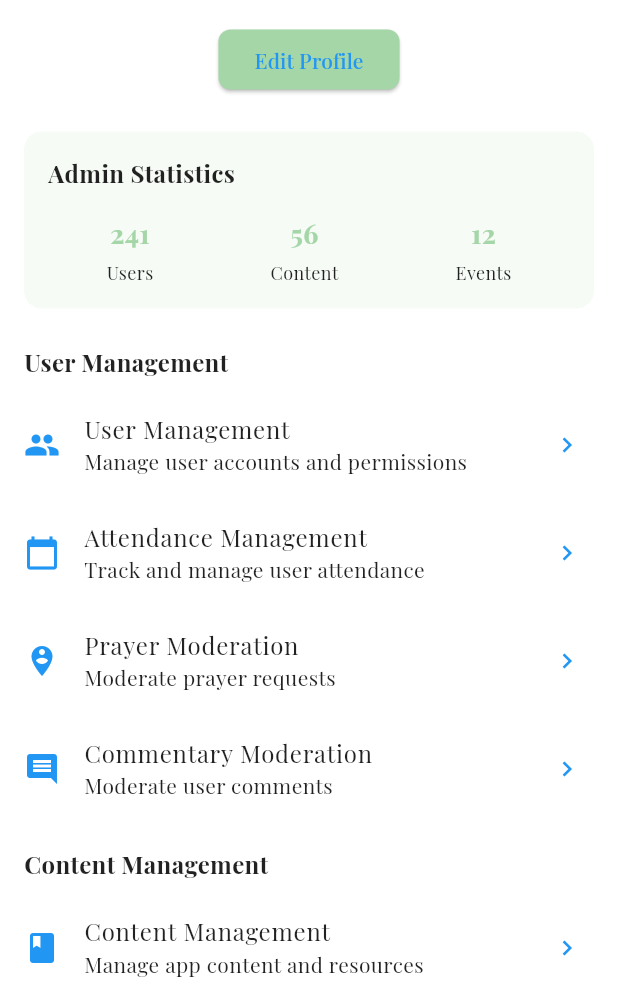
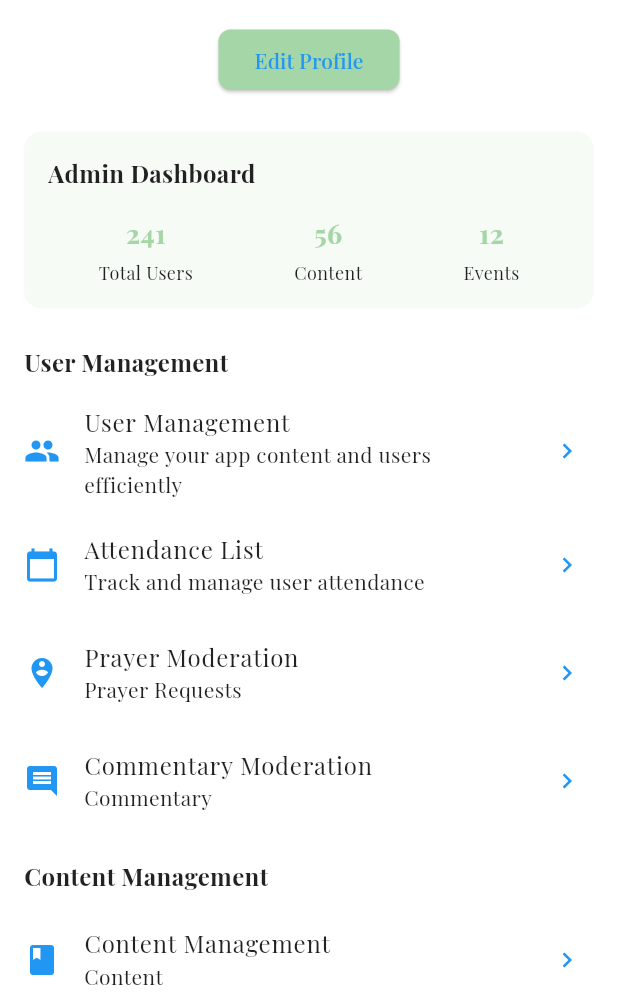
Before and after one commit to josi-web/AmenApp, a Flutter app: the AdminProfileContent screen opened directly, on a phone screen of 412 x 824 dp, the part 242-1236 px from its top. Run offline on Flutter 3.47's test engine with Material 3 defaults, Android fonts, the phone set to English and light mode, and no system bars; our stand-ins replace animate_do, fl_chart, google_fonts, shared_preferences; accounts and stored records are empty.

Commit message:
feat: Enhance localization support across Admin screens for improved user experience

```diff
--- a/amen_app/lib/features/admin/screens/admin_panel.dart
+++ b/amen_app/lib/features/admin/screens/admin_panel.dart
@@ -10,6 +10,7 @@ import 'package:amen_app/features/admin/screens/app_settings.dart';
 import 'package:amen_app/features/admin/screens/analytics_dashboard.dart';
 import 'package:amen_app/features/admin/widgets/admin_drawer.dart';
 import 'package:amen_app/features/admin/screens/admin_home_screen.dart';
+import 'package:amen_app/core/localization/app_localizations.dart';
 
 class AdminPanel extends StatefulWidget {
   const AdminPanel({Key? key}) : super(key: key);
@@ -35,9 +36,11 @@ class _AdminPanelState extends State<AdminPanel> {
 
   @override
   Widget build(BuildContext context) {
+    final localizations = AppLocalizations.of(context);
+
     return Scaffold(
       appBar: AppBar(
-        title: const Text('Admin Panel'),
+        title: Text(localizations.adminDashboard),
         backgroundColor: Theme.of(context).primaryColor,
       ),
       drawer: AdminDrawer(
--- a/amen_app/lib/features/admin/screens/admin_profile_screen.dart
+++ b/amen_app/lib/features/admin/screens/admin_profile_screen.dart
@@ -2,6 +2,7 @@ import 'package:flutter/material.dart';
 import 'package:provider/provider.dart';
 import '../../../shared/services/auth_service.dart';
 import '../../../shared/services/theme_service.dart';
+import '../../../core/localization/app_localizations.dart';
 import 'user_management.dart';
 import 'content_management.dart';
 import 'event_management.dart';
@@ -30,6 +31,7 @@ class AdminProfileContent extends StatelessWidget {
   @override
   Widget build(BuildContext context) {
     final themeService = Provider.of<ThemeService>(context);
+    final localizations = AppLocalizations.of(context);
 
     return Scaffold(
       appBar: isTab
@@ -45,7 +47,7 @@ class AdminProfileContent extends StatelessWidget {
                   }
                 },
               ),
-              title: const Text('Admin Profile'),
+              title: Text(localizations.profile),
               actions: [
                 IconButton(
                   icon: const Icon(Icons.settings),
@@ -73,7 +75,7 @@ class AdminProfileContent extends StatelessWidget {
                           children: [
                             ListTile(
                               leading: const Icon(Icons.camera_alt),
-                              title: const Text('Take Photo'),
+                              title: Text(localizations.takePhoto),
                               onTap: () {
                                 Navigator.pop(context);
                                 // Handle camera
@@ -81,7 +83,7 @@ class AdminProfileContent extends StatelessWidget {
                             ),
                             ListTile(
                               leading: const Icon(Icons.photo_library),
-                              title: const Text('Choose from Gallery'),
+                              title: Text(localizations.chooseFromGallery),
                               onTap: () {
                                 Navigator.pop(context);
                                 // Handle gallery selection
@@ -118,9 +120,9 @@ class AdminProfileContent extends StatelessWidget {
                     ),
                   ),
                   const SizedBox(height: 12),
-                  const Text(
-                    'Admin',
-                    style: TextStyle(
+                  Text(
+                    localizations.admin,
+                    style: const TextStyle(
                       fontSize: 20,
                       fontWeight: FontWeight.bold,
                     ),
@@ -144,7 +146,7 @@ class AdminProfileContent extends StatelessWidget {
                         borderRadius: BorderRadius.circular(8),
                       ),
                     ),
-                    child: const Text('Edit Profile'),
+                    child: Text(localizations.editProfile),
                   ),
                 ],
               ),
@@ -160,9 +162,9 @@ class AdminProfileContent extends StatelessWidget {
               child: Column(
                 crossAxisAlignment: CrossAxisAlignment.start,
                 children: [
-                  const Text(
-                    'Admin Statistics',
-                    style: TextStyle(
+                  Text(
+                    localizations.adminDashboard,
+                    style: const TextStyle(
                       fontSize: 16,
                       fontWeight: FontWeight.bold,
                     ),
@@ -171,9 +173,9 @@ class AdminProfileContent extends StatelessWidget {
                   Row(
                     mainAxisAlignment: MainAxisAlignment.spaceAround,
                     children: [
-                      _buildStatItem(context, 'Users', '241'),
-                      _buildStatItem(context, 'Content', '56'),
-                      _buildStatItem(context, 'Events', '12'),
+                      _buildStatItem(context, localizations.totalUsers, '241'),
+                      _buildStatItem(context, localizations.content, '56'),
+                      _buildStatItem(context, localizations.events, '12'),
                     ],
                   ),
                 ],
@@ -181,12 +183,12 @@ class AdminProfileContent extends StatelessWidget {
             ),
             // Admin Menu Items
             _buildSection(
-              title: 'User Management',
+              title: localizations.userManagement,
               children: [
                 _buildMenuItem(
                   icon: Icons.people,
-                  title: 'User Management',
-                  subtitle: 'Manage user accounts and permissions',
+                  title: localizations.userManagement,
+                  subtitle: localizations.manageEfficiently,
                   onTap: () {
                     Navigator.push(
                       context,
@@ -198,21 +200,21 @@ class AdminProfileContent extends StatelessWidget {
                 ),
                 _buildMenuItem(
                   icon: Icons.calendar_today,
-                  title: 'Attendance Management',
-                  subtitle: 'Track and manage user attendance',
+                  title: localizations.attendanceList,
+                  subtitle: localizations.trackAttendance,
                   onTap: () {
                     Navigator.push(
                       context,
                       MaterialPageRoute(
-                        builder: (context) => const AttendanceManagement(),
+                        builder: (context) => AttendanceManagement(),
                       ),
                     );
                   },
                 ),
                 _buildMenuItem(
                   icon: Icons.person_pin_circle,
-                  title: 'Prayer Moderation',
-                  subtitle: 'Moderate prayer requests',
+                  title: localizations.prayerModeration,
+                  subtitle: localizations.prayerRequests,
                   onTap: () {
                     Navigator.push(
                       context,
@@ -224,8 +226,8 @@ class AdminProfileContent extends StatelessWidget {
                 ),
                 _buildMenuItem(
                   icon: Icons.comment,
-                  title: 'Commentary Moderation',
-                  subtitle: 'Moderate user comments',
+                  title: localizations.commentaryModeration,
+                  subtitle: localizations.commentary,
                   onTap: () {
                     Navigator.push(
                       context,
@@ -238,12 +240,12 @@ class AdminProfileContent extends StatelessWidget {
               ],
             ),
             _buildSection(
-              title: 'Content Management',
+              title: localizations.contentManagement,
               children: [
                 _buildMenuItem(
                   icon: Icons.book,
-                  title: 'Content Management',
-                  subtitle: 'Manage app content and resources',
+                  title: localizations.contentManagement,
+                  subtitle: localizations.content,
                   onTap: () {
                     Navigator.push(
                       context,
@@ -255,8 +257,8 @@ class AdminProfileContent extends StatelessWidget {
                 ),
                 _buildMenuItem(
                   icon: Icons.event,
-                  title: 'Event Management',
-                  subtitle: 'Create and manage church events',
+                  title: localizations.eventManagement,
+                  subtitle: localizations.events,
                   onTap: () {
                     Navigator.push(
                       context,
@@ -268,8 +270,8 @@ class AdminProfileContent extends StatelessWidget {
                 ),
                 _buildMenuItem(
                   icon: Icons.notifications,
-                  title: 'Notification Control',
-                  subtitle: 'Send and manage notifications',
+                  title: localizations.notificationControl,
+                  subtitle: localizations.notifications,
                   onTap: () {
                     Navigator.push(
                       context,
@@ -282,12 +284,12 @@ class AdminProfileContent extends StatelessWidget {
               ],
             ),
             _buildSection(
-              title: 'App Settings',
+              title: localizations.appSettings,
               children: [
                 _buildMenuItem(
                   icon: Icons.feedback,
-                  title: 'Feedback Management',
-                  subtitle: 'View and respond to user feedback',
+                  title: localizations.feedbackManagement,
+                  subtitle: localizations.feedback,
                   onTap: () {
                     Navigator.push(
                       context,
@@ -299,8 +301,8 @@ class AdminProfileContent extends StatelessWidget {
                 ),
                 _buildMenuItem(
                   icon: Icons.settings,
-                  title: 'App Settings',
-                  subtitle: 'Configure app settings and preferences',
+                  title: localizations.appSettings,
+                  subtitle: localizations.settings,
                   onTap: () {
                     Navigator.push(
                       context,
@@ -312,8 +314,8 @@ class AdminProfileContent extends StatelessWidget {
                 ),
                 _buildMenuItem(
                   icon: Icons.analytics,
-                  title: 'Analytics Dashboard',
-                  subtitle: 'View app usage statistics',
+                  title: localizations.analyticsDashboard,
+                  subtitle: localizations.analytics,
                   onTap: () {
                     Navigator.push(
                       context,
@@ -327,8 +329,8 @@ class AdminProfileContent extends StatelessWidget {
             ),
             _buildMenuItem(
               icon: Icons.logout,
-              title: 'Log out',
-              subtitle: 'Sign out of your admin account',
+              title: localizations.logout,
+              subtitle: localizations.logout,
               onTap: () {
                 final authService =
                     Provider.of<AuthService>(context, listen: false);
```
Also changed, not shown: amen_app/lib/features/admin/screens/analytics_dashboard.dart (+29 -14 lines), amen_app/lib/features/admin/screens/app_settings.dart (+156 -179 lines).
